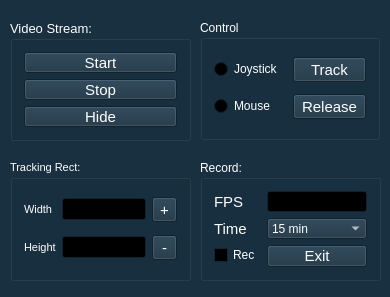
Qt form mainwindow.ui (quangthi/TrackCam) before a commit.
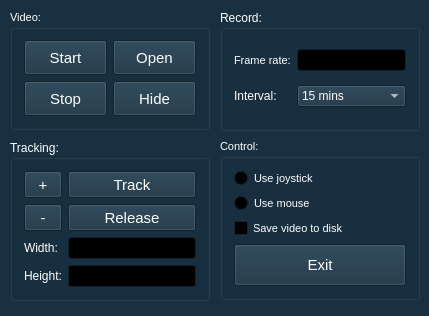
The same form after that commit. Custom widgets are drawn as their Qt base class.

```diff
--- a/mainwindow.ui
+++ b/mainwindow.ui
@@ -9,8 +9,8 @@
    <rect>
     <x>0</x>
     <y>0</y>
-    <width>390</width>
-    <height>297</height>
+    <width>429</width>
+    <height>316</height>
    </rect>
   </property>
   <property name="palette">
@@ -37,9 +37,9 @@
      <colorrole role="Light">
       <brush brushstyle="SolidPattern">
        <color alpha="255">
-        <red>36</red>
-        <green>72</green>
-        <blue>96</blue>
+        <red>31</red>
+        <green>53</green>
+        <blue>72</blue>
        </color>
       </brush>
      </colorrole>
@@ -138,9 +138,9 @@
      <colorrole role="Light">
       <brush brushstyle="SolidPattern">
        <color alpha="255">
-        <red>36</red>
-        <green>72</green>
-        <blue>96</blue>
+        <red>31</red>
+        <green>53</green>
+        <blue>72</blue>
        </color>
       </brush>
      </colorrole>
@@ -239,9 +239,9 @@
      <colorrole role="Light">
       <brush brushstyle="SolidPattern">
        <color alpha="255">
-        <red>36</red>
-        <green>72</green>
-        <blue>96</blue>
+        <red>31</red>
+        <green>53</green>
+        <blue>72</blue>
        </color>
       </brush>
      </colorrole>
@@ -328,48 +328,24 @@
     <property name="geometry">
      <rect>
       <x>10</x>
-      <y>20</y>
-      <width>181</width>
-      <height>121</height>
+      <y>10</y>
+      <width>200</width>
+      <height>120</height>
      </rect>
     </property>
-    <property name="sizePolicy">
-     <sizepolicy hsizetype="Fixed" vsizetype="Fixed">
-      <horstretch>0</horstretch>
-      <verstretch>0</verstretch>
-     </sizepolicy>
-    </property>
     <property name="font">
      <font>
-      <pointsize>10</pointsize>
+      <pointsize>8</pointsize>
      </font>
     </property>
     <property name="autoFillBackground">
      <bool>false</bool>
     </property>
     <property name="title">
-     <string notr="true" comment="asd ">Video Stream:</string>
+     <string notr="true" comment="asd ">Video:</string>
     </property>
-    <layout class="QVBoxLayout" name="verticalLayout">
-     <item>
-      <widget class="QCustomButton" name="Start">
-       <property name="sizePolicy">
-        <sizepolicy hsizetype="Preferred" vsizetype="Preferred">
-         <horstretch>0</horstretch>
-         <verstretch>0</verstretch>
-        </sizepolicy>
-       </property>
-       <property name="font">
-        <font>
-         <pointsize>11</pointsize>
-        </font>
-       </property>
-       <property name="text">
-        <string>Start</string>
-       </property>
-      </widget>
-     </item>
-     <item>
+    <layout class="QGridLayout" name="gridLayout_2">
+     <item row="1" column="0">
       <widget class="QCustomButton" name="Stop">
        <property name="sizePolicy">
         <sizepolicy hsizetype="Preferred" vsizetype="Preferred">
@@ -387,7 +363,43 @@
        </property>
       </widget>
      </item>
-     <item>
+     <item row="0" column="0">
+      <widget class="QCustomButton" name="Start">
+       <property name="sizePolicy">
+        <sizepolicy hsizetype="Preferred" vsizetype="Preferred">
+         <horstretch>0</horstretch>
+         <verstretch>0</verstretch>
+        </sizepolicy>
+       </property>
+       <property name="font">
+        <font>
+         <pointsize>11</pointsize>
+        </font>
+       </property>
+       <property name="text">
+        <string>Start</string>
+       </property>
+      </widget>
+     </item>
+     <item row="0" column="2">
+      <widget class="QCustomButton" name="OpenFile">
+       <property name="sizePolicy">
+        <sizepolicy hsizetype="Preferred" vsizetype="Preferred">
+         <horstretch>0</horstretch>
+         <verstretch>0</verstretch>
+        </sizepolicy>
+       </property>
+       <property name="font">
+        <font>
+         <pointsize>11</pointsize>
+        </font>
+       </property>
+       <property name="text">
+        <string>Open</string>
+       </property>
+      </widget>
+     </item>
+     <item row="1" column="2">
       <widget class="QCustomButton" name="ShowHide">
        <property name="sizePolicy">
         <sizepolicy hsizetype="Preferred" vsizetype="Preferred">
@@ -410,9 +422,9 @@
    <widget class="QCustomGroupBox" name="groupBox_5">
     <property name="geometry">
      <rect>
-      <x>200</x>
-      <y>160</y>
-      <width>181</width>
+      <x>220</x>
+      <y>10</y>
+      <width>200</width>
       <height>121</height>
      </rect>
     </property>
@@ -422,39 +434,15 @@
     <property name="title">
      <string notr="true" comment="asd ">Record:</string>
     </property>
-    <layout class="QFormLayout" name="formLayout">
-     <item row="0" column="0">
-      <widget class="QLabel" name="label_7">
-       <property name="font">
-        <font>
-         <pointsize>11</pointsize>
-        </font>
-       </property>
-       <property name="text">
-        <string>FPS</string>
-       </property>
-      </widget>
-     </item>
+    <layout class="QGridLayout" name="gridLayout_3">
      <item row="0" column="1">
-      <widget class="QLineEdit" name="FpsEdit"/>
+      <widget class="QCustomEdit" name="FpsEdit"/>
      </item>
-     <item row="2" column="0">
-      <widget class="QLabel" name="label_9">
-       <property name="font">
-        <font>
-         <pointsize>11</pointsize>
-        </font>
-       </property>
-       <property name="text">
-        <string>Time</string>
-       </property>
-      </widget>
-     </item>
-     <item row="2" column="1">
+     <item row="1" column="1">
       <widget class="QCustomComboBox" name="cbSavePeriod">
        <item>
         <property name="text">
-         <string>15 min</string>
+         <string>15 mins</string>
         </property>
        </item>
        <item>
@@ -474,28 +462,22 @@
        </item>
       </widget>
      </item>
-     <item row="4" column="1">
-      <widget class="QCustomButton" name="btnExit">
-       <property name="sizePolicy">
-        <sizepolicy hsizetype="Preferred" vsizetype="Preferred">
-         <horstretch>0</horstretch>
-         <verstretch>0</verstretch>
-        </sizepolicy>
+     <item row="1" column="0">
+      <widget class="QLabel" name="label_9">
+       <property name="text">
+        <string>Interval:</string>
        </property>
+      </widget>
+     </item>
+     <item row="0" column="0">
+      <widget class="QLabel" name="label_7">
        <property name="font">
         <font>
-         <pointsize>11</pointsize>
+         <pointsize>8</pointsize>
         </font>
        </property>
        <property name="text">
-        <string>Exit</string>
-       </property>
-      </widget>
-     </item>
-     <item row="4" column="0">
-      <widget class="QCheckBox" name="chkRec">
-       <property name="text">
-        <string>Rec</string>
+        <string>Frame rate:</string>
        </property>
       </widget>
      </item>
@@ -504,10 +486,10 @@
    <widget class="QCustomGroupBox" name="groupBox_8">
     <property name="geometry">
      <rect>
-      <x>10</x>
-      <y>160</y>
-      <width>181</width>
-      <height>121</height>
+      <x>220</x>
+      <y>139</y>
+      <width>200</width>
+      <height>161</height>
      </rect>
     </property>
     <property name="font">
@@ -519,10 +501,101 @@
      <bool>false</bool>
     </property>
     <property name="title">
-     <string notr="true" comment="asd ">Tracking Rect:</string>
+     <string notr="true" comment="asd ">Control:</string>
     </property>
     <layout class="QGridLayout" name="gridLayout">
-     <item row="3" column="3">
+     <item row="5" column="0" colspan="2">
+      <widget class="QCustomButton" name="btnExit">
+       <property name="sizePolicy">
+        <sizepolicy hsizetype="Preferred" vsizetype="Preferred">
+         <horstretch>0</horstretch>
+         <verstretch>0</verstretch>
+        </sizepolicy>
+       </property>
+       <property name="font">
+        <font>
+         <pointsize>11</pointsize>
+        </font>
+       </property>
+       <property name="text">
+        <string>Exit</string>
+       </property>
+      </widget>
+     </item>
+     <item row="1" column="0">
+      <widget class="QCustomRadio" name="radioMouse">
+       <property name="text">
+        <string>Use mouse</string>
+       </property>
+       <attribute name="buttonGroup">
+        <string notr="true">buttonGroup</string>
+       </attribute>
+      </widget>
+     </item>
+     <item row="2" column="0">
+      <widget class="QCustomCheckBox" name="chkRec">
+       <property name="text">
+        <string>Save video to disk</string>
+       </property>
+      </widget>
+     </item>
+     <item row="0" column="0">
+      <widget class="QCustomRadio" name="radioJoystick">
+       <property name="text">
+        <string>Use joystick</string>
+       </property>
+       <attribute name="buttonGroup">
+        <string notr="true">buttonGroup</string>
+       </attribute>
+      </widget>
+     </item>
+    </layout>
+   </widget>
+   <widget class="QCustomGroupBox" name="groupBox_6">
+    <property name="geometry">
+     <rect>
+      <x>10</x>
+      <y>140</y>
+      <width>200</width>
+      <height>161</height>
+     </rect>
+    </property>
+    <property name="autoFillBackground">
+     <bool>false</bool>
+    </property>
+    <property name="title">
+     <string notr="true" comment="asd ">Tracking:</string>
+    </property>
+    <layout class="QGridLayout" name="gridLayout_4">
+     <item row="4" column="1">
+      <widget class="QLabel" name="label_2">
+       <property name="text">
+        <string>Width:</string>
+       </property>
+      </widget>
+     </item>
+     <item row="4" column="2">
+      <widget class="QCustomEdit" name="EditWidth">
+       <property name="inputMethodHints">
+        <set>Qt::ImhNone</set>
+       </property>
+      </widget>
+     </item>
+     <item row="5" column="2">
+      <widget class="QCustomEdit" name="EditHeight">
+       <property name="inputMethodHints">
+        <set>Qt::ImhNone</set>
+       </property>
+      </widget>
+     </item>
+     <item row="5" column="1">
+      <widget class="QLabel" name="label">
+       <property name="text">
+        <string>Height:</string>
+       </property>
+      </widget>
+     </item>
+     <item row="3" column="1">
       <widget class="QCustomButton" name="cbtnDecrease">
        <property name="sizePolicy">
         <sizepolicy hsizetype="Preferred" vsizetype="Preferred">
@@ -540,8 +613,11 @@
        </property>
       </widget>
      </item>
-     <item row="0" column="3">
+     <item row="1" column="1">
       <widget class="QCustomButton" name="cbtnIncrease">
+       <property name="enabled">
+        <bool>true</bool>
+       </property>
        <property name="sizePolicy">
         <sizepolicy hsizetype="Preferred" vsizetype="Preferred">
          <horstretch>0</horstretch>
@@ -558,73 +634,7 @@
        </property>
       </widget>
      </item>
-     <item row="0" column="1">
-      <widget class="QLineEdit" name="EditWidth">
-       <property name="inputMethodHints">
-        <set>Qt::ImhNone</set>
-       </property>
-      </widget>
-     </item>
-     <item row="3" column="1">
-      <widget class="QLineEdit" name="EditHeight">
-       <property name="inputMethodHints">
-        <set>Qt::ImhNone</set>
-       </property>
-      </widget>
-     </item>
-     <item row="3" column="0">
-      <widget class="QLabel" name="label">
-       <property name="text">
-        <string>Height</string>
-       </property>
-      </widget>
-     </item>
-     <item row="0" column="0">
-      <widget class="QLabel" name="label_2">
-       <property name="text">
-        <string>Width</string>
-       </property>
-      </widget>
-     </item>
-    </layout>
-   </widget>
-   <widget class="QCustomGroupBox" name="groupBox_6">
-    <property name="geometry">
-     <rect>
-      <x>200</x>
-      <y>20</y>
-      <width>180</width>
-      <height>120</height>
-     </rect>
-    </property>
-    <property name="autoFillBackground">
-     <bool>false</bool>
-    </property>
-    <property name="title">
-     <string notr="true" comment="asd ">Control</string>
-    </property>
-    <layout class="QGridLayout" name="gridLayout_8">
-     <item row="1" column="0">
-      <widget class="QRadioButton" name="radioJoystick">
-       <property name="text">
-        <string>Joystick</string>
-       </property>
-       <attribute name="buttonGroup">
-        <string notr="true">buttonGroup</string>
-       </attribute>
-      </widget>
-     </item>
-     <item row="3" column="0">
-      <widget class="QRadioButton" name="radioMouse">
-       <property name="text">
-        <string>Mouse</string>
-       </property>
-       <attribute name="buttonGroup">
-        <string notr="true">buttonGroup</string>
-       </attribute>
-      </widget>
-     </item>
-     <item row="1" column="1">
+     <item row="1" column="2">
       <widget class="QCustomButton" name="btnTrack">
        <property name="sizePolicy">
         <sizepolicy hsizetype="Preferred" vsizetype="Preferred">
@@ -642,7 +652,7 @@
        </property>
       </widget>
      </item>
-     <item row="3" column="1">
+     <item row="3" column="2">
       <widget class="QCustomButton" name="btnRelease">
        <property name="sizePolicy">
         <sizepolicy hsizetype="Preferred" vsizetype="Preferred">
@@ -682,6 +692,21 @@
    <extends>QComboBox</extends>
    <header>qcustomcombobox.h</header>
   </customwidget>
+  <customwidget>
+   <class>QCustomEdit</class>
+   <extends>QLineEdit</extends>
+   <header location="global">qcustomedit.h</header>
+  </customwidget>
+  <customwidget>
+   <class>QCustomRadio</class>
+   <extends>QRadioButton</extends>
+   <header location="global">qcustomradio.h</header>
+  </customwidget>
+  <customwidget>
+   <class>QCustomCheckBox</class>
+   <extends>QCheckBox</extends>
+   <header location="global">qcustomcheckbox.h</header>
+  </customwidget>
  </customwidgets>
  <resources/>
  <connections/>
```
Left out of the diff: 12 changed lines with no effect on the pictures.
